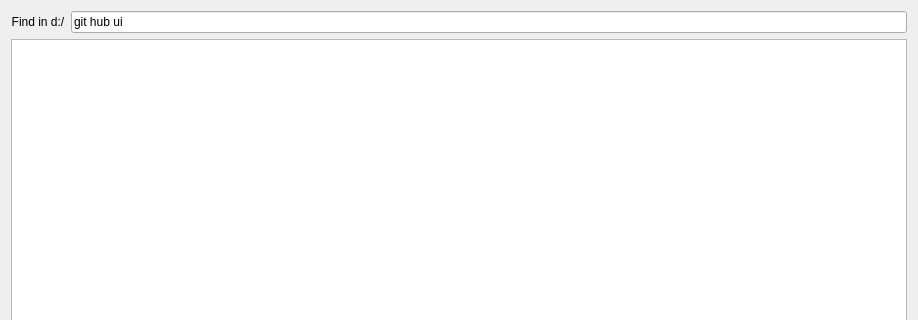
First picture: the form in ui/main.ui, repository paopaol/QtFinder, before the edit; both pictures show x 0 to 918 and y 0 to 320 of the 918 by 568 pixel window.
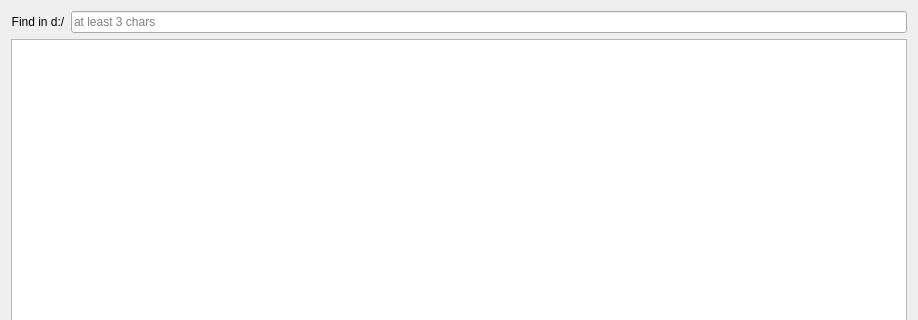
Second picture: the form after the edit. Custom widgets are drawn as their Qt base class.

What changed in the file:
```diff
--- a/ui/main.ui
+++ b/ui/main.ui
@@ -24,7 +24,10 @@
    <item row="0" column="1">
     <widget class="SearchLineEdit" name="searchLineEdit">
      <property name="text">
-      <string>git hub ui </string>
+      <string/>
+     </property>
+     <property name="placeholderText">
+      <string>at least 3 chars</string>
      </property>
     </widget>
    </item>
```
